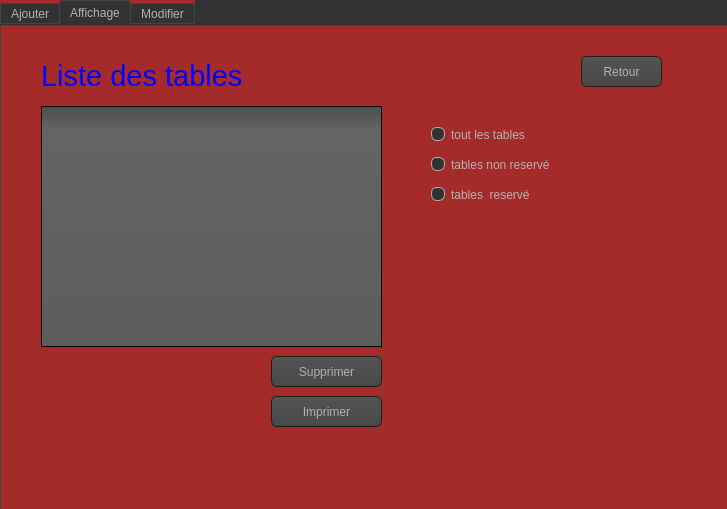
Before: the Qt Designer form gestion_table.ui in soumaya-nheri/Smart-Restaurant-2A27, drawn with Qt 5.
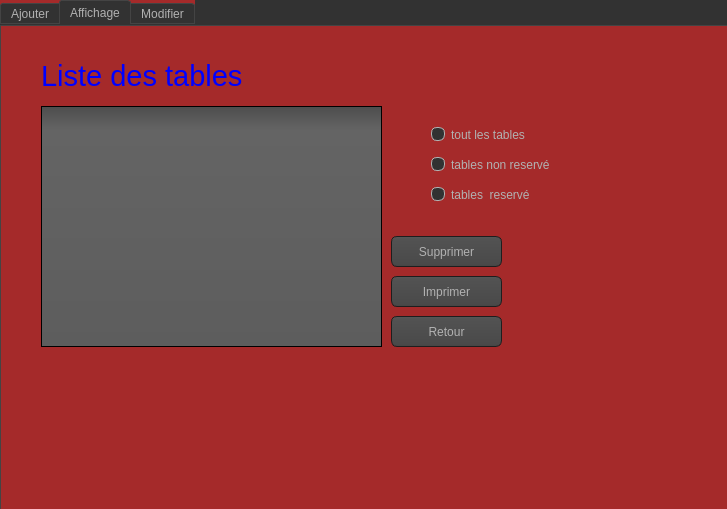
After: the same form once the commit is applied. The open tabs and pages were chosen to show the change. Icons and pictures are not drawn.

```diff
--- a/gestion_table.ui
+++ b/gestion_table.ui
@@ -1183,8 +1183,8 @@
     <widget class="QPushButton" name="supprimer">
      <property name="geometry">
       <rect>
-       <x>270</x>
-       <y>330</y>
+       <x>390</x>
+       <y>210</y>
        <width>111</width>
        <height>31</height>
       </rect>
@@ -1248,9 +1248,9 @@
     <widget class="QPushButton" name="retour_2">
      <property name="geometry">
       <rect>
-       <x>580</x>
-       <y>30</y>
-       <width>81</width>
+       <x>390</x>
+       <y>290</y>
+       <width>111</width>
        <height>31</height>
       </rect>
      </property>
@@ -1274,8 +1274,8 @@
     <widget class="QPushButton" name="pushButton">
      <property name="geometry">
       <rect>
-       <x>270</x>
-       <y>370</y>
+       <x>390</x>
+       <y>250</y>
        <width>111</width>
        <height>31</height>
       </rect>
@@ -1284,6 +1284,25 @@
       <string>Imprimer</string>
      </property>
     </widget>
+    <widget class="QLabel" name="label_time">
+     <property name="geometry">
+      <rect>
+       <x>50</x>
+       <y>340</y>
+       <width>341</width>
+       <height>111</height>
+      </rect>
+     </property>
+     <property name="font">
+      <font>
+       <family>Niagara Engraved</family>
+       <pointsize>72</pointsize>
+      </font>
+     </property>
+     <property name="text">
+      <string/>
+     </property>
+    </widget>
    </widget>
    <widget class="QWidget" name="Modifier">
     <attribute name="title">
```
Left out of the diff: 2 changed lines with no effect on the pictures.
